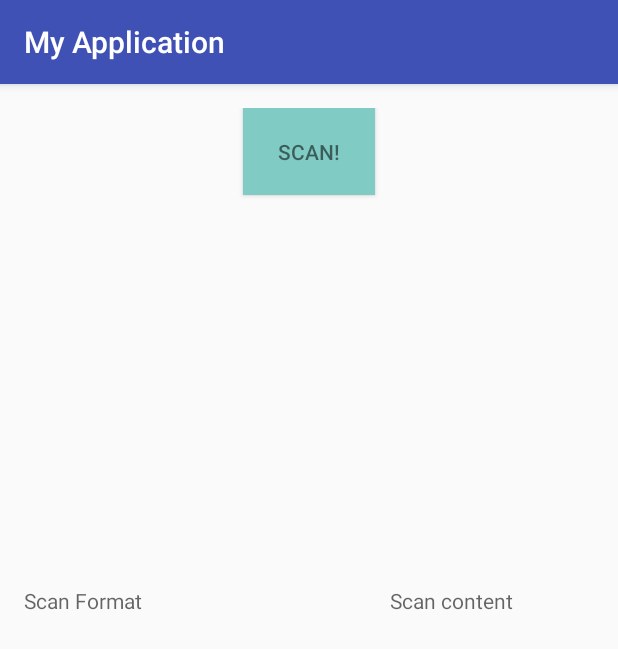
After one commit to olehharkusha93/Inventory-Management-App, an Android app: the BarcodeScan screen opened directly, with no data from a screen before it, on a phone screen of 412 x 824 dp. The commit adds this screen. Shown: the top 649 px of the screen. Run offline under Robolectric (Android 15) with nearby library versions, the phone set to English and light mode, and no system bars.

Commit message:
Barcode Scanner

```diff
--- /dev/null
+++ b/Android/Android_InvManagement/MyApplication/app/src/main/java/com/example/oleh/myapplication/BarcodeScan.java
@@ -0,0 +1,57 @@
+package com.example.oleh.myapplication;
+
+import android.support.v7.app.AppCompatActivity;
+import android.os.Bundle;
+import com.google.zxing.integration.android.IntentIntegrator;
+import com.google.zxing.integration.android.IntentResult;
+
+import android.content.Intent;
+import android.view.View;
+import android.view.View.OnClickListener;
+import android.widget.Button;
+import android.widget.TextView;
+import android.widget.Toast;
+
+public class BarcodeScan extends AppCompatActivity implements OnClickListener{
+    private Button scanBtn;
+    private TextView formatTxt, contentTxt;
+
+    @Override
+    protected void onCreate(Bundle savedInstanceState) {
+        super.onCreate(savedInstanceState);
+        setContentView(R.layout.activity_barcode_scan);
+
+        scanBtn = (Button)findViewById(R.id.scanButton);
+        formatTxt = (TextView)findViewById(R.id.scanFormat);
+        contentTxt = (TextView)findViewById(R.id.scanInfo);
+
+        scanBtn.setOnClickListener(this);
+    }
+
+    public void onClick(View _v){
+        //responding to clicks
+        if(_v.getId()==R.id.scanButton){
+            IntentIntegrator scanIntegrator = new IntentIntegrator(this);
+            scanIntegrator.initiateScan();
+        }
+    }
+
+    public void onActivityResult(int _requestCode, int _resultCode, Intent _intent){
+        //Retrieve the scan result
+        IntentResult scanResult = IntentIntegrator.parseActivityResult(_requestCode,_resultCode,_intent);
+        if(scanResult!=null){
+            String scan_Info = scanResult.GetContents();
+            String scan_Format = scanResult.GetFormatName();
+            formatTxt.setText("Format: "+ scan_Format);
+            contentTxt.setText("Content: " + scan_Info);
+
+
+        }
+        else{
+            Toast tst = Toast.makeText(getApplicationContext(),
+                    "No scan data revieved!",Toast.LENGTH_SHORT);
+            tst.show();
+        }
+
+    }
+}
--- /dev/null
+++ b/Android/Android_InvManagement/MyApplication/app/src/main/res/layout/activity_barcode_scan.xml
@@ -0,0 +1,42 @@
+<?xml version="1.0" encoding="utf-8"?>
+<RelativeLayout xmlns:android="http://schemas.android.com/apk/res/android"
+    xmlns:tools="http://schemas.android.com/tools"
+    android:layout_width="match_parent"
+    android:layout_height="match_parent"
+    android:paddingBottom="@dimen/activity_vertical_margin"
+    android:paddingLeft="@dimen/activity_horizontal_margin"
+    android:paddingRight="@dimen/activity_horizontal_margin"
+    android:paddingTop="@dimen/activity_vertical_margin"
+    tools:context="com.example.oleh.myapplication.BarcodeScan">
+
+    <FrameLayout
+        android:layout_width="match_parent"
+        android:layout_height="match_parent"
+        android:layout_alignParentTop="true"
+        android:layout_alignParentLeft="true"
+        android:layout_alignParentStart="true">
+
+        <Button
+            android:layout_width="wrap_content"
+            android:layout_height="58dp"
+            android:text="Scan!"
+            android:id="@+id/scanButton"
+            android:layout_gravity="center_horizontal|top"
+            android:textColor="@color/abc_secondary_text_material_light"
+            android:background="@color/accent_material_dark" />
+
+        <TextView
+            android:layout_width="136dp"
+            android:layout_height="98dp"
+            android:id="@+id/scanInfo"
+            android:layout_gravity="right|center_vertical"
+            android:hint="Scan content" />
+
+        <TextView
+            android:layout_width="136dp"
+            android:layout_height="98dp"
+            android:id="@+id/scanFormat"
+            android:layout_gravity="left|center_vertical"
+            android:hint="Scan Format" />
+    </FrameLayout>
+</RelativeLayout>
--- a/Android/Android_InvManagement/MyApplication/app/src/main/res/values/strings.xml
+++ b/Android/Android_InvManagement/MyApplication/app/src/main/res/values/strings.xml
@@ -1,3 +1,4 @@
 <resources>
     <string name="app_name">My Application</string>
+    <string name="scan">Scan</string>
 </resources>
```
Also changed, not shown: Android/Android_InvManagement/MyApplication/app/src/main/AndroidManifest.xml (+4 -3 lines), Android/Android_InvManagement/MyApplication/app/src/main/java/com/google/zxing/integration/android/IntentIntegrator.java (added, +270 -0 lines), Android/Android_InvManagement/MyApplication/app/src/main/java/com/google/zxing/integration/android/IntentResult.java (added, +53 -0 lines).
